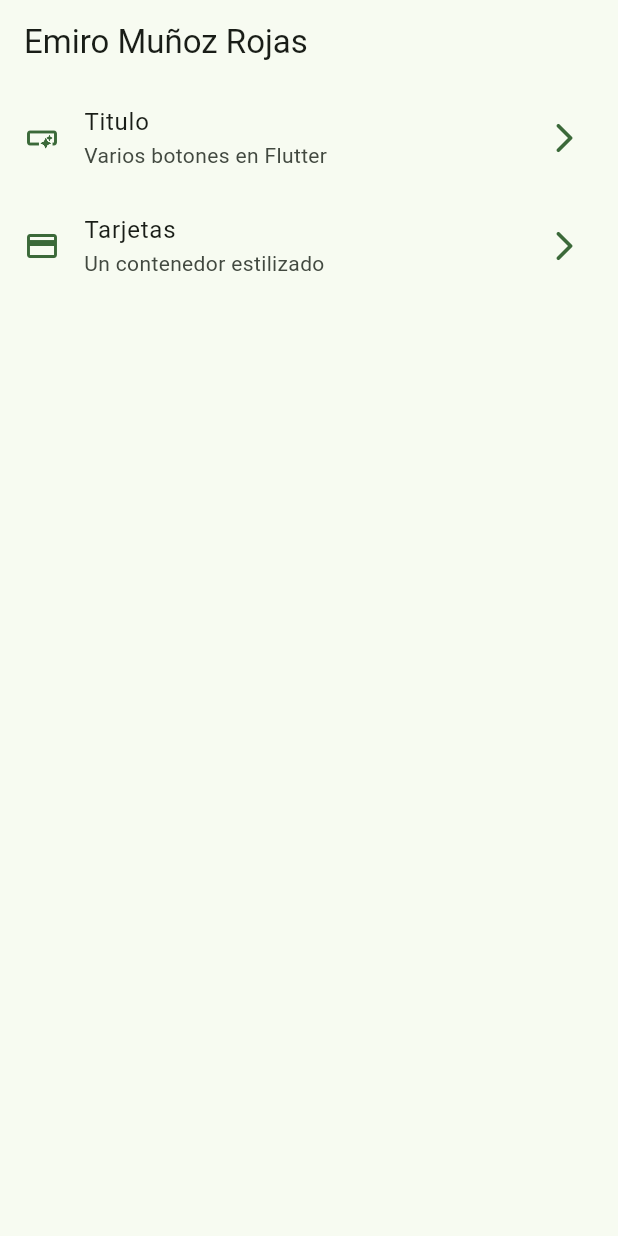
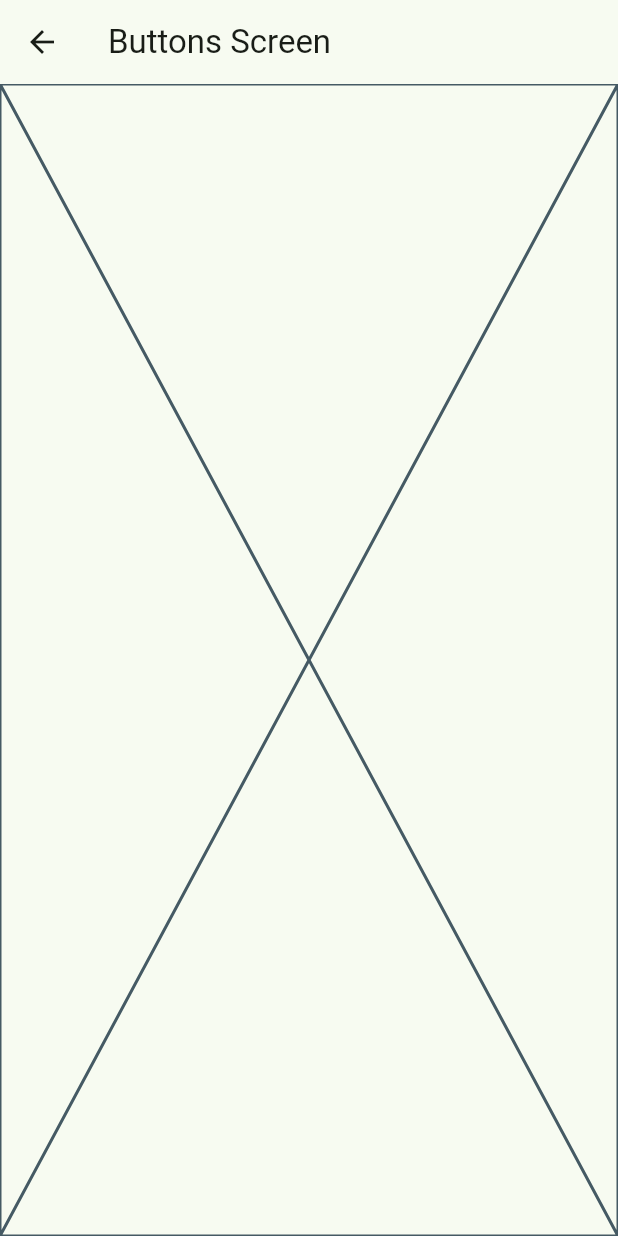
Before and after one commit to EmiroMunoz01/flutter_application_1, a Flutter app: the screen it shows after launch, after a tap on "Titulo", on a phone screen of 412 x 824 dp. Run offline on Flutter 3.47's test engine with Material 2 defaults, Android fonts, the phone set to English and light mode, and no system bars.

Commit message:
Creamos un modelo de rutas específico

```diff
--- a/lib/config/menu/menu_items.dart
+++ b/lib/config/menu/menu_items.dart
@@ -22,6 +22,6 @@ const appMenuItems = <MenuItem>[
   MenuItem(
       title: 'Tarjetas',
       subTitle: 'Un contenedor estilizado',
-      link: '/card',
+      link: '/cards',
       icon: Icons.credit_card),
 ];
--- a/lib/main.dart
+++ b/lib/main.dart
@@ -1,4 +1,6 @@
 import 'package:flutter/material.dart';
+import 'package:flutter_application_1/presentation/screens/buttons/buttons_screen.dart';
+import 'package:flutter_application_1/presentation/screens/cards/cards_screen.dart';
 import 'package:flutter_application_1/presentation/screens/home/home_screen.dart';
 import 'config/theme/app_theme.dart';
 
@@ -12,8 +14,13 @@ class MainApp extends StatelessWidget {
   @override
   Widget build(BuildContext context) {
     return MaterialApp(
-        debugShowCheckedModeBanner: false,
-        theme: AppTheme(selectedColor: 2).getTheme(),
-        home: const HomeScreen());
+      debugShowCheckedModeBanner: false,
+      theme: AppTheme(selectedColor: 2).getTheme(),
+      home: const HomeScreen(),
+      routes: {
+        '/buttons': (context) => const ButtonsScreen(),
+        '/cards': (context) => const CardsScreen(),
+      },
+    );
   }
 }
--- /dev/null
+++ b/lib/presentation/screens/buttons/buttons_screen.dart
@@ -0,0 +1,16 @@
+import 'package:flutter/material.dart';
+
+class ButtonsScreen extends StatelessWidget {
+  const ButtonsScreen({super.key});
+
+  @override
+  Widget build(BuildContext context) {
+    return Scaffold(
+      appBar: AppBar(
+        title: const Text('Buttons Screen'),
+      ),
+      body: const Placeholder(),
+
+    );
+  }
+}
--- a/lib/presentation/screens/home/home_screen.dart
+++ b/lib/presentation/screens/home/home_screen.dart
@@ -1,6 +1,8 @@
 import 'package:flutter/material.dart';
 import 'package:flutter_application_1/config/menu/menu_items.dart';
+import 'package:flutter_application_1/presentation/screens/buttons/buttons_screen.dart';
 
+//creacion del statelesswidget
 class HomeScreen extends StatelessWidget {
   const HomeScreen({super.key});
 
@@ -25,7 +27,7 @@ class _HomeView extends StatelessWidget {
         itemCount: appMenuItems.length,
         itemBuilder: ((context, index) {
           final menuItem = appMenuItems[index];
-        //hemos extraido el codigo para simplificar el codigo, ademas de hacer privado el widget que hemos extraido
+          //hemos extraido el codigo para simplificar el codigo, ademas de hacer privado el widget que hemos extraido
           return _CustomListTile(menuItem: menuItem);
         }));
   }
@@ -40,18 +42,18 @@ class _CustomListTile extends StatelessWidget {
 
   @override
   Widget build(BuildContext context) {
-
     final colors = Theme.of(context).colorScheme;
 
     return ListTile(
         //este es el icono que va antes del widget
-        leading: Icon(menuItem.icon, color:colors.primary),
-        trailing: Icon(Icons.arrow_forward_ios_rounded, color:colors.primary),
+        leading: Icon(menuItem.icon, color: colors.primary),
+        trailing: Icon(Icons.arrow_forward_ios_rounded, color: colors.primary),
         title: Text(menuItem.title),
         subtitle: Text(menuItem.subTitle),
         //agregaremos el evento del boton
+
         onTap: () {
-          //TODO: navegar a otra pantalla
+          Navigator.pushNamed(context, menuItem.link);
         });
   }
 }
```
Also changed, not shown: lib/presentation/screens/cards/cards_screen.dart (added, +16 -0 lines).
